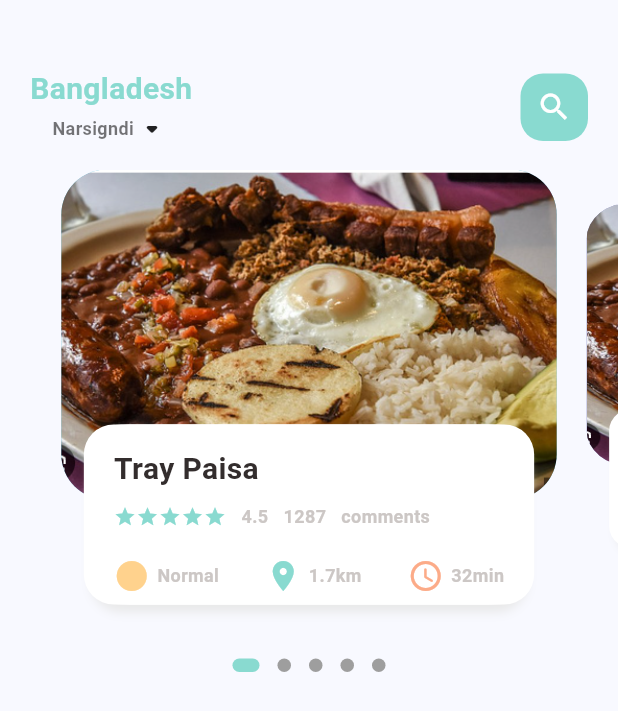
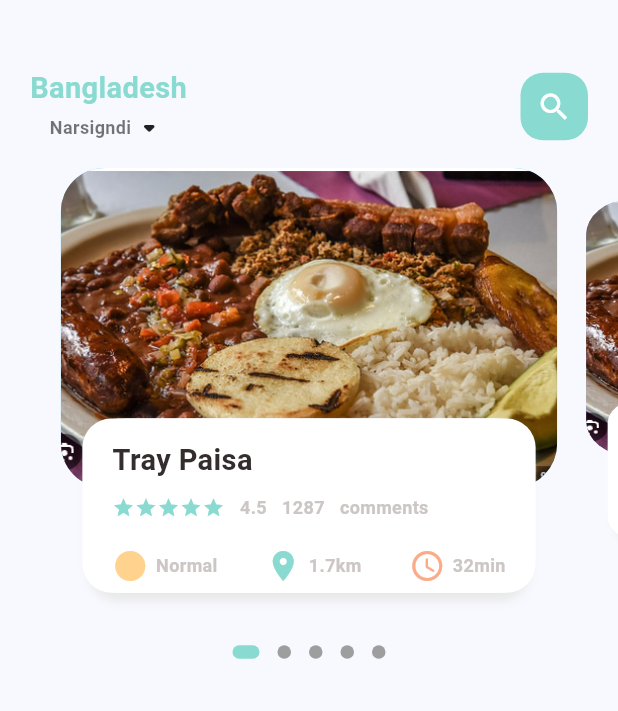
Before and after one commit to Lorena2387/app_e_comerce, a Flutter app: the screen it shows after launch, on a phone screen of 412 x 824 dp. Shown: the top 711 px of the screen. Run offline on Flutter 3.47's test engine with Material 3 defaults, Android fonts, the phone set to English and light mode, and no system bars; drawn by our look-alikes of dots_indicator; our stand-ins replace get.

Commit message:
define dimensions for different device sizes and implement them in the code

```diff
--- a/lib/Utils/dimensions.dart
+++ b/lib/Utils/dimensions.dart
@@ -2,4 +2,23 @@ import 'package:get/get.dart';
 
 class Dimensions {
   static double screenHeight = Get.context!.height;
+  static double screenWidth = Get.context!.width;
+  static double pageViw = screenHeight / 2.64;
+  static double pageViwContainer = screenHeight / 3.87;
+  static double pageViwTextContainer = screenHeight / 7.1;
+//dynamic height padding and margin
+  static double height10 = screenHeight / 85.2;
+  static double height15 = screenHeight / 56.8;
+  static double height20 = screenHeight / 42.6;
+  static double height30 = screenHeight / 28.4;
+
+//dynamic width padding and margin
+  static double width10 = screenHeight / 85.2;
+  static double width15 = screenHeight / 56.8;
+  static double width20 = screenHeight / 42.6;
+  static double width30 = screenHeight / 28.4;
+
+  static double font20 = screenHeight / 42.6;
+  static double radius20 = screenHeight / 42.6;
+  static double radius30 = screenHeight / 28.4;
 }
--- a/lib/home/food_page_body.dart
+++ b/lib/home/food_page_body.dart
@@ -1,4 +1,5 @@
 import 'package:app_e_comerce/Utils/app_colors.dart';
+import 'package:app_e_comerce/Utils/dimensions.dart';
 import 'package:app_e_comerce/widgets/big_text.dart';
 import 'package:app_e_comerce/widgets/icon_and_text_widget.dart';
 import 'package:app_e_comerce/widgets/small_text.dart';
@@ -16,7 +17,7 @@ class _FoodPageBodyState extends State<FoodPageBody> {
   PageController pageController = PageController(viewportFraction: 0.85);
   var _currPageValue = 0.0;
   double _scaleFactor = 0.8;
-  double _heigth = 220;
+  double _heigth = Dimensions.pageViwContainer;
 
   @override
   void initState() {
@@ -38,7 +39,7 @@ class _FoodPageBodyState extends State<FoodPageBody> {
     return Column(
       children: [
         Container(
-          height: 320,
+          height: Dimensions.pageViw,
           child: PageView.builder(
               controller: pageController,
               itemCount: 5,
@@ -92,10 +93,11 @@ class _FoodPageBodyState extends State<FoodPageBody> {
       child: Stack(
         children: [
           Container(
-            height: 220,
-            margin: const EdgeInsets.only(left: 10, right: 10),
+            height: Dimensions.pageViwContainer,
+            margin: EdgeInsets.only(
+                left: Dimensions.width10, right: Dimensions.width10),
             decoration: BoxDecoration(
-              borderRadius: BorderRadius.circular(30),
+              borderRadius: BorderRadius.circular(Dimensions.radius30),
               color: index.isEven ? Color(0xFF69c5df) : Color(0xFF9294cc),
               image: const DecorationImage(
                 fit: BoxFit.cover,
@@ -106,10 +108,13 @@ class _FoodPageBodyState extends State<FoodPageBody> {
           Align(
             alignment: Alignment.bottomCenter,
             child: Container(
-              height: 120,
-              margin: const EdgeInsets.only(left: 30, right: 30, bottom: 30),
+              height: Dimensions.pageViwTextContainer,
+              margin: EdgeInsets.only(
+                  left: Dimensions.width30,
+                  right: Dimensions.width30,
+                  bottom: Dimensions.height30),
               decoration: BoxDecoration(
-                  borderRadius: BorderRadius.circular(20),
+                  borderRadius: BorderRadius.circular(Dimensions.radius20),
                   color: Colors.white,
                   boxShadow: [
                     BoxShadow(
@@ -127,13 +132,14 @@ class _FoodPageBodyState extends State<FoodPageBody> {
                     ),
                   ]),
               child: Container(
-                padding: const EdgeInsets.only(top: 15, left: 15, right: 15),
+                padding: EdgeInsets.only(
+                    top: Dimensions.height15, left: 15, right: 15),
                 child: Column(
                   crossAxisAlignment: CrossAxisAlignment.start,
                   children: [
                     BigText(text: "Tray Paisa"),
-                    const SizedBox(
-                      height: 10,
+                    SizedBox(
+                      height: Dimensions.height10,
                     ),
                     Row(
                       children: [
@@ -160,8 +166,8 @@ class _FoodPageBodyState extends State<FoodPageBody> {
                         SmallText(text: "comments")
                       ],
                     ),
-                    const SizedBox(
-                      height: 20,
+                    SizedBox(
+                      height: Dimensions.height20,
                     ),
                     Row(
                       mainAxisAlignment: MainAxisAlignment.spaceBetween,
--- a/lib/main.dart
+++ b/lib/main.dart
@@ -1,5 +1,6 @@
 import 'package:app_e_comerce/home/main_food_page.dart';
 import 'package:flutter/material.dart';
+import 'package:get/get.dart';
 
 void main() {
   runApp(const MyApp());
@@ -11,7 +12,7 @@ class MyApp extends StatelessWidget {
   // This widget is the root of your application.
   @override
   Widget build(BuildContext context) {
-    return MaterialApp(
+    return GetMaterialApp(
       debugShowCheckedModeBanner: false,
       title: 'Flutter Demo',
       theme: ThemeData(
--- a/lib/widgets/big_text.dart
+++ b/lib/widgets/big_text.dart
@@ -1,3 +1,4 @@
+import 'package:app_e_comerce/Utils/dimensions.dart';
 import 'package:flutter/material.dart';
 
 class BigText extends StatelessWidget {
@@ -21,7 +22,7 @@ class BigText extends StatelessWidget {
       style: TextStyle(
         fontFamily: 'Roboto',
         color: color,
-        fontSize: size,
+        fontSize: Dimensions.font20,
         fontWeight: FontWeight.w400,
       ),
     );
```
